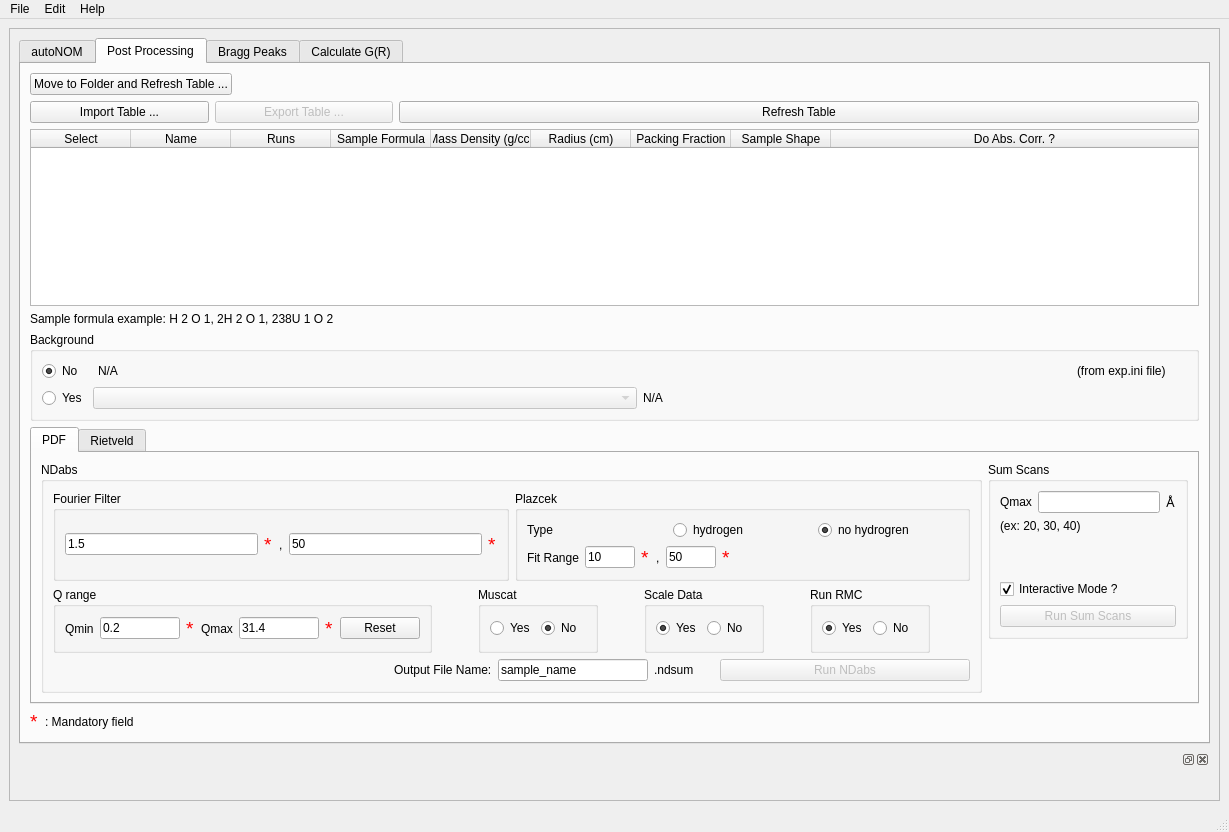
neutrons/addie, file designer/ui_mainWindow.ui: the form before one commit.
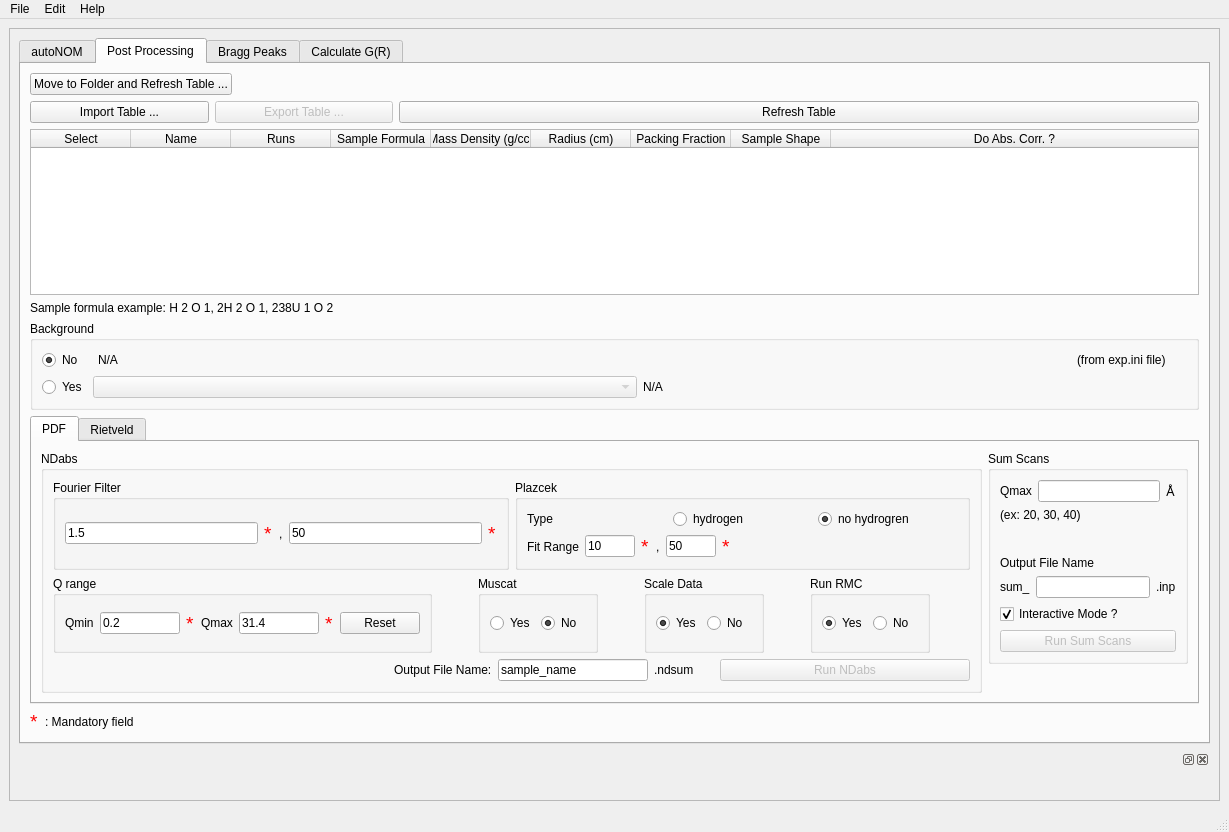
The form after the commit. The open tabs and pages were chosen to show the change. Custom widgets are drawn as their Qt base class.

Commit message: Implemented first part of output filename for sum scans

Diff of the .ui file:
```diff
--- a/designer/ui_mainWindow.ui
+++ b/designer/ui_mainWindow.ui
@@ -2044,6 +2044,34 @@
                          </property>
                         </spacer>
                        </item>
+                       <item>
+                        <widget class="QLabel" name="label_3">
+                         <property name="text">
+                          <string>Output File Name</string>
+                         </property>
+                        </widget>
+                       </item>
+                       <item>
+                        <layout class="QHBoxLayout" name="horizontalLayout_6">
+                         <item>
+                          <widget class="QLabel" name="label_18">
+                           <property name="text">
+                            <string>sum_</string>
+                           </property>
+                          </widget>
+                         </item>
+                         <item>
+                          <widget class="QLineEdit" name="sum_scans_output_file_name"/>
+                         </item>
+                         <item>
+                          <widget class="QLabel" name="label_22">
+                           <property name="text">
+                            <string>.inp</string>
+                           </property>
+                          </widget>
+                         </item>
+                        </layout>
+                       </item>
                        <item>
                         <widget class="QCheckBox" name="interactive_mode_checkbox">
                          <property name="text">
```
Left out of the diff: 139 changed lines with no effect on the pictures. The commit also changes 3 other files.
